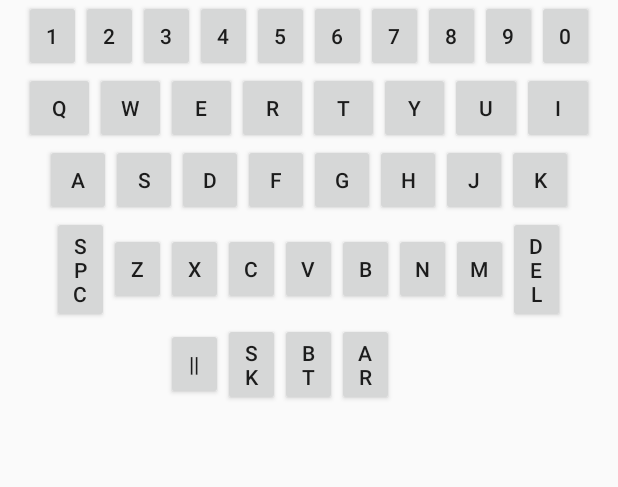
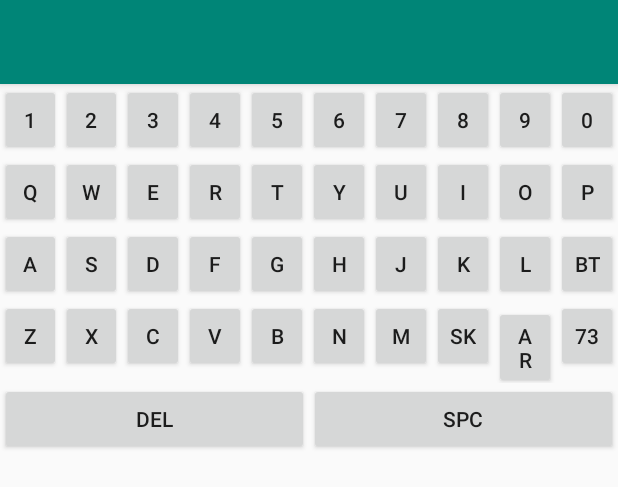
Before and after one commit to uberj/dits-and-dahs, an Android app: the layout keyboard_activity.xml on its own in the app's theme, with its tools: preview values and no code run, on a phone screen of 412 x 824 dp. Shown: the top 487 px of the screen. Run offline under Robolectric (Android 15) with nearby library versions, the light colour scheme and no system bars.

Commit message:
toggling play/pause button

```diff
--- a/app/src/main/AndroidManifest.xml
+++ b/app/src/main/AndroidManifest.xml
@@ -10,13 +10,16 @@
         android:supportsRtl="true"
         android:theme="@style/AppTheme">
         <activity android:name=".MainActivity">
+        </activity>
+        <activity android:name=".KeyboardActivity"
+            android:theme="@style/Theme.AppCompat.Light.NoActionBar"
+            >
             <intent-filter>
                 <action android:name="android.intent.action.MAIN" />
 
                 <category android:name="android.intent.category.LAUNCHER" />
             </intent-filter>
         </activity>
-        <activity android:name=".KeyboardActivity" />
         <activity android:name=".TrainingActivityList" />
         <activity android:name=".LetterTrainingStartScreenActivity"></activity>
     </application>
--- a/app/src/main/res/layout/keyboard_activity.xml
+++ b/app/src/main/res/layout/keyboard_activity.xml
@@ -6,17 +6,22 @@
     android:layout_height="fill_parent"
     android:screenOrientation="landscape"
     app:layout_constraintWidth_max="wrap">
+    <android.support.v7.widget.Toolbar
+        android:id="@+id/keyboard_toolbar"
+        android:layout_width="match_parent"
+        android:layout_height="?attr/actionBarSize"
+        android:background="?attr/colorPrimary"
+        android:elevation="4dp"
+        android:theme="@style/ThemeOverlay.AppCompat.ActionBar"
+        app:popupTheme="@style/ThemeOverlay.AppCompat.Light"
+        >
+        <TextView
+            android:layout_width="wrap_content"
+            android:layout_height="wrap_content"
+            android:layout_gravity="center"
+            android:id="@+id/toolbar-title-time-remaining" />
+    </android.support.v7.widget.Toolbar>
     <TableRow android:layout_width="fill_parent" android:layout_height="fill_parent">
-        <LinearLayout
-            xmlns:android="http://schemas.android.com/apk/res/android"
-            android:paddingLeft="16dp"
-            android:paddingRight="16dp"
-            android:orientation="horizontal"
-            android:layout_width="match_parent"
-            android:weightSum="10"
-            android:gravity="center"
-            android:layout_height="match_parent">
-
         <Button android:text="1" android:layout_width="0dp" android:layout_weight="1" android:layout_height="wrap_content" android:id="@+id/key1"/>
         <Button android:text="2" android:layout_width="0dp" android:layout_weight="1" android:layout_height="wrap_content" android:id="@+id/key2"/>
         <Button android:text="3" android:layout_width="0dp" android:layout_weight="1" android:layout_height="wrap_content" android:id="@+id/key3"/>
@@ -27,20 +32,9 @@
         <Button android:text="8" android:layout_width="0dp" android:layout_weight="1" android:layout_height="wrap_content" android:id="@+id/key8"/>
         <Button android:text="9" android:layout_width="0dp" android:layout_weight="1" android:layout_height="wrap_content" android:id="@+id/key9"/>
         <Button android:text="0" android:layout_width="0dp" android:layout_weight="1" android:layout_height="wrap_content" android:id="@+id/key0"/>
-        </LinearLayout>
     </TableRow>
 
-
     <TableRow android:layout_width="fill_parent" android:layout_height="fill_parent">
-        <LinearLayout
-            xmlns:android="http://schemas.android.com/apk/res/android"
-            android:paddingLeft="16dp"
-            android:paddingRight="16dp"
-            android:orientation="horizontal"
-            android:layout_width="match_parent"
-            android:weightSum="8"
-            android:gravity="center"
-            android:layout_height="match_parent">
         <Button android:text="Q" android:layout_width="0dp" android:layout_weight="1" android:layout_height="wrap_content" android:id="@+id/keyQ"/>
         <Button android:text="W" android:layout_width="0dp" android:layout_weight="1" android:layout_height="wrap_content" android:id="@+id/keyW"/>
         <Button android:text="E" android:layout_width="0dp" android:layout_weight="1" android:layout_height="wrap_content" android:id="@+id/keyE"/>
@@ -51,20 +45,9 @@
         <Button android:text="I" android:layout_width="0dp" android:layout_weight="1" android:layout_height="wrap_content" android:id="@+id/keyI"/>
         <Button android:text="O" android:layout_width="0dp" android:layout_weight="1" android:layout_height="wrap_content" android:id="@+id/keyO"/>
         <Button android:text="P" android:layout_width="0dp" android:layout_weight="1" android:layout_height="wrap_content" android:id="@+id/keyP"/>
-        </LinearLayout>
     </TableRow>
 
-
     <TableRow android:layout_width="fill_parent" android:layout_height="fill_parent">
-        <LinearLayout
-            xmlns:android="http://schemas.android.com/apk/res/android"
-            android:paddingLeft="@dimen/asdfMargin"
-            android:paddingRight="@dimen/asdfMargin"
-            android:orientation="horizontal"
-            android:layout_width="match_parent"
-            android:weightSum="8"
-            android:gravity="center"
-            android:layout_height="match_parent">
         <Button android:text="A" android:layout_width="0dp" android:layout_weight="1" android:layout_height="wrap_content" android:id="@+id/keyA"/>
         <Button android:text="S" android:layout_width="0dp" android:layout_weight="1" android:layout_height="wrap_content" android:id="@+id/keyS"/>
         <Button android:text="D" android:layout_width="0dp" android:layout_weight="1" android:layout_height="wrap_content" android:id="@+id/keyD"/>
@@ -74,21 +57,11 @@
         <Button android:text="J" android:layout_width="0dp" android:layout_weight="1" android:layout_height="wrap_content" android:id="@+id/keyJ"/>
         <Button android:text="K" android:layout_width="0dp" android:layout_weight="1" android:layout_height="wrap_content" android:id="@+id/keyK"/>
         <Button android:text="L" android:layout_width="0dp" android:layout_weight="1" android:layout_height="wrap_content" android:id="@+id/keyL"/>
-        </LinearLayout>
+        <Button android:text="BT" android:layout_width="0dp" android:layout_weight="1" android:layout_height="wrap_content" android:id="@+id/keyBT"/>
+
     </TableRow>
 
-
     <TableRow android:layout_width="fill_parent" android:layout_height="fill_parent">
-        <LinearLayout
-            xmlns:android="http://schemas.android.com/apk/res/android"
-            android:paddingLeft="16dp"
-            android:paddingRight="16dp"
-            android:orientation="horizontal"
-            android:layout_width="match_parent"
-            android:weightSum="10"
-            android:gravity="center"
-            android:layout_height="match_parent">
-            <Button android:text="SPC" android:layout_width="0dp" android:layout_weight="1" android:layout_height="wrap_content" android:id="@+id/keySPC"/>
         <Button android:text="Z" android:layout_width="0dp" android:layout_weight="1" android:layout_height="wrap_content" android:id="@+id/keyZ"/>
         <Button android:text="X" android:layout_width="0dp" android:layout_weight="1" android:layout_height="wrap_content" android:id="@+id/keyX"/>
         <Button android:text="C" android:layout_width="0dp" android:layout_weight="1" android:layout_height="wrap_content" android:id="@+id/keyC"/>
@@ -96,25 +69,12 @@
         <Button android:text="B" android:layout_width="0dp" android:layout_weight="1" android:layout_height="wrap_content" android:id="@+id/keyB"/>
         <Button android:text="N" android:layout_width="0dp" android:layout_weight="1" android:layout_height="wrap_content" android:id="@+id/keyN"/>
         <Button android:text="M" android:layout_width="0dp" android:layout_weight="1" android:layout_height="wrap_content" android:id="@+id/keyM"/>
+        <Button android:text="SK" android:layout_width="0dp" android:layout_weight="1" android:layout_height="wrap_content" android:id="@+id/keySK"/>
+        <Button android:text="AR" android:layout_width="0dp" android:layout_weight="1" android:layout_height="wrap_content" android:id="@+id/keyAR"/>
+        <Button android:text="73" android:layout_width="0dp" android:layout_weight="1" android:layout_height="wrap_content" android:id="@+id/key73"/>
+    </TableRow>
+    <TableRow android:layout_width="fill_parent" android:layout_height="fill_parent">
         <Button android:text="DEL" android:layout_width="0dp" android:layout_weight="1" android:layout_height="wrap_content" android:id="@+id/keyDEL"/>
-        </LinearLayout>
-    </TableRow>
-
-    <TableRow android:layout_width="fill_parent" android:layout_height="fill_parent">
-        <LinearLayout
-            xmlns:android="http://schemas.android.com/apk/res/android"
-            android:paddingLeft="16dp"
-            android:paddingRight="16dp"
-            android:orientation="horizontal"
-            android:layout_width="match_parent"
-            android:weightSum="10"
-            android:gravity="center"
-            android:layout_height="match_parent">
-            <Button android:text="||" android:layout_width="0dp" android:layout_weight="1" android:layout_height="wrap_content" android:id="@+id/keyPauseBack"/>
-            <Button android:text="SK" android:layout_width="0dp" android:layout_weight="1" android:layout_height="wrap_content" android:id="@+id/keySK"/>
-            <Button android:text="BT" android:layout_width="0dp" android:layout_weight="1" android:layout_height="wrap_content" android:id="@+id/keyBT"/>
-            <Button android:text="AR" android:layout_width="0dp" android:layout_weight="1" android:layout_height="wrap_content" android:id="@+id/keyAR"/>
-            <TextView android:layout_width="0dp" android:layout_weight="1" android:layout_height="wrap_content" android:id="@+id/time-remaining"/>
-        </LinearLayout>
+        <Button android:text="SPC" android:layout_width="0dp" android:layout_weight="1" android:layout_height="wrap_content" android:id="@+id/keySPC"/>
     </TableRow>
 </TableLayout>
```
Also changed, not shown: app/src/main/java/com/example/uberj/test1/KeyboardActivity.java (+43 -0 lines), app/src/main/res/menu/keyboard.xml (added, +12 -0 lines), app/src/main/ic_pause-web.png (added), app/src/main/ic_play-web.png (added), app/src/main/res/mipmap-hdpi/ic_pause.png (added), app/src/main/res/mipmap-hdpi/ic_play.png (added), app/src/main/res/mipmap-mdpi/ic_pause.png (added), app/src/main/res/mipmap-mdpi/ic_play.png (added), app/src/main/res/mipmap-xhdpi/ic_pause.png (added), app/src/main/res/mipmap-xhdpi/ic_play.png (added), app/src/main/res/mipmap-xxhdpi/ic_pause.png (added), app/src/main/res/mipmap-xxhdpi/ic_play.png (added), app/src/main/res/mipmap-xxxhdpi/ic_pause.png (added), app/src/main/res/mipmap-xxxhdpi/ic_play.png (added). Lines whose indentation alone changed are shown as unchanged.
